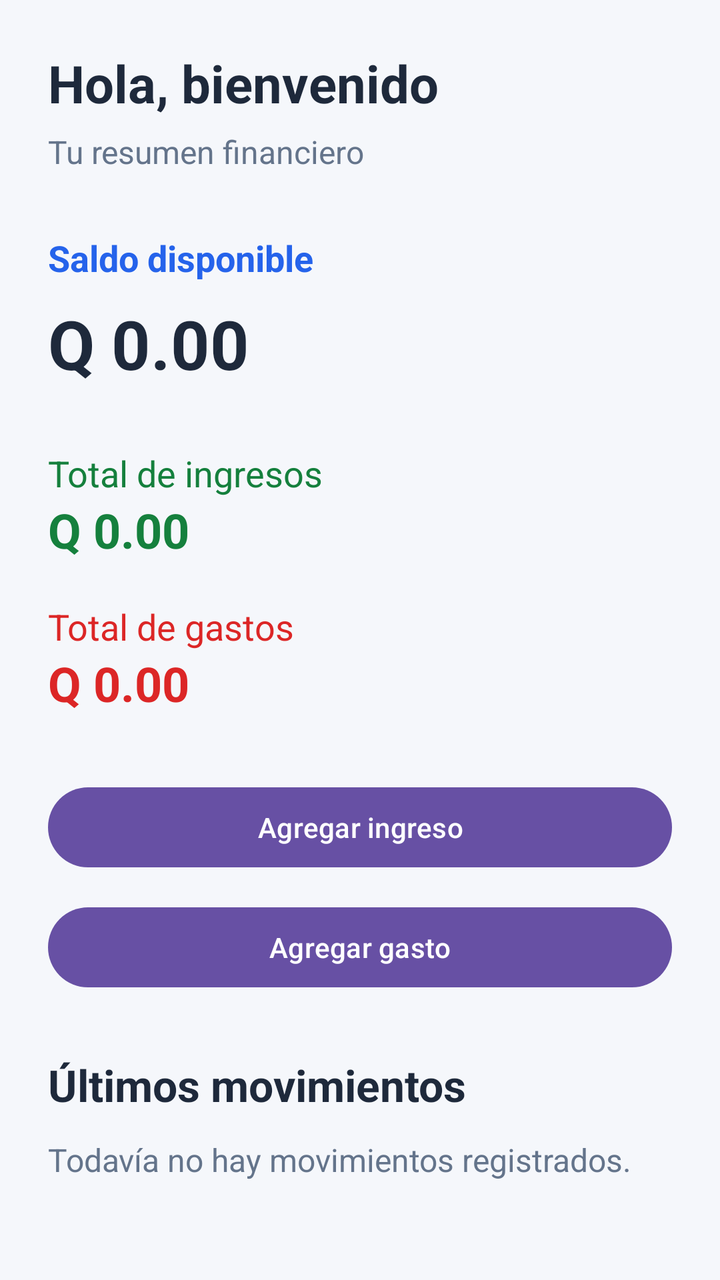
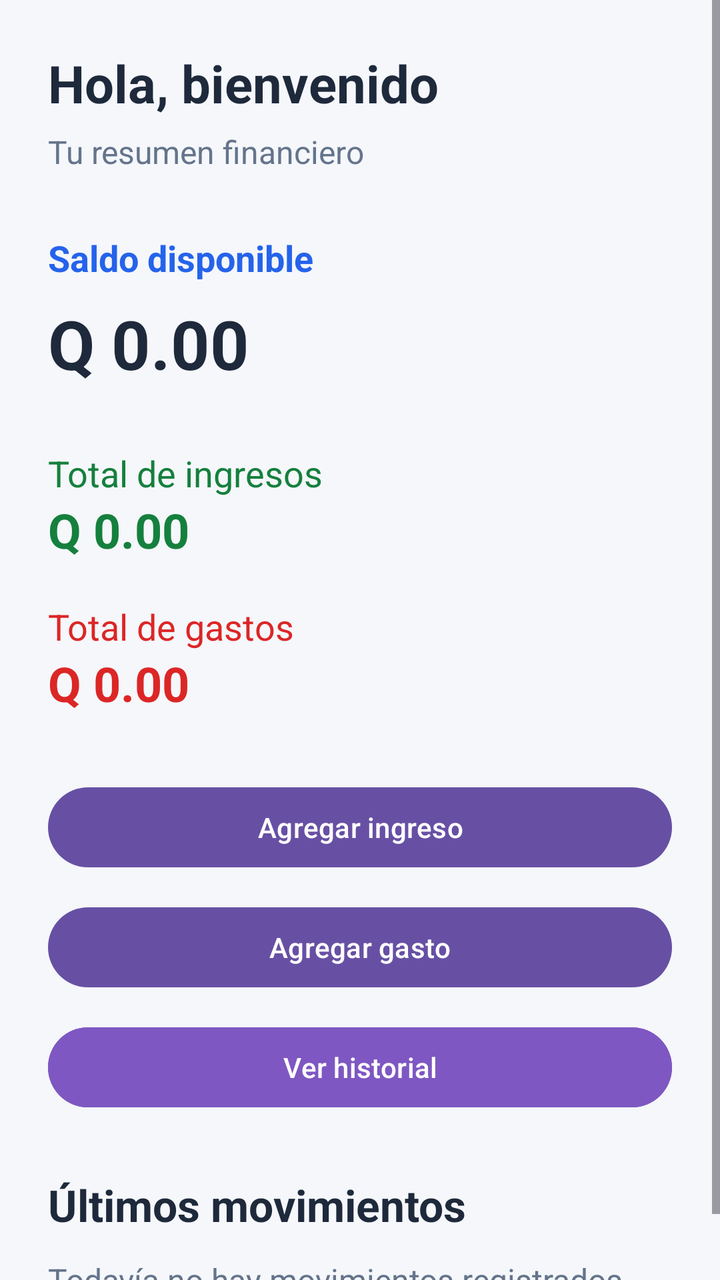

Screens rendered from an Android XML layout before and after an edit, with the pre-edit source and the edit as a unified diff.
<!-- AndroidManifest.xml: application theme Theme.ControldeGastos -->
<!-- res/layout/activity_dashboard.xml -->
<?xml version="1.0" encoding="utf-8"?>
<ScrollView xmlns:android="http://schemas.android.com/apk/res/android"
    android:layout_width="match_parent"
    android:layout_height="match_parent"
    android:fillViewport="true"
    android:background="#F5F7FB">

    <LinearLayout
        android:id="@+id/main"
        android:layout_width="match_parent"
        android:layout_height="wrap_content"
        android:orientation="vertical"
        android:padding="24dp">

        <TextView
            android:id="@+id/txtBienvenida"
            android:layout_width="match_parent"
            android:layout_height="wrap_content"
            android:text="Hola, bienvenido"
            android:textColor="#1E293B"
            android:textSize="26sp"
            android:textStyle="bold" />

        <TextView
            android:layout_width="match_parent"
            android:layout_height="wrap_content"
            android:layout_marginTop="6dp"
            android:text="Tu resumen financiero"
            android:textColor="#64748B"
            android:textSize="16sp" />

        <TextView
            android:layout_width="match_parent"
            android:layout_height="wrap_content"
            android:layout_marginTop="30dp"
            android:text="Saldo disponible"
            android:textColor="#2563EB"
            android:textSize="18sp"
            android:textStyle="bold" />

        <TextView
            android:id="@+id/txtSaldo"
            android:layout_width="match_parent"
            android:layout_height="wrap_content"
            android:layout_marginTop="8dp"
            android:text="Q 0.00"
            android:textColor="#1E293B"
            android:textSize="34sp"
            android:textStyle="bold" />

        <TextView
            android:layout_width="match_parent"
            android:layout_height="wrap_content"
            android:layout_marginTop="30dp"
            android:text="Total de ingresos"
            android:textColor="#15803D"
            android:textSize="18sp" />

        <TextView
            android:id="@+id/txtIngresos"
            android:layout_width="match_parent"
            android:layout_height="wrap_content"
            android:text="Q 0.00"
            android:textColor="#15803D"
            android:textSize="24sp"
            android:textStyle="bold" />

        <TextView
            android:layout_width="match_parent"
            android:layout_height="wrap_content"
            android:layout_marginTop="20dp"
            android:text="Total de gastos"
            android:textColor="#DC2626"
            android:textSize="18sp" />

        <TextView
            android:id="@+id/txtGastos"
            android:layout_width="match_parent"
            android:layout_height="wrap_content"
            android:text="Q 0.00"
            android:textColor="#DC2626"
            android:textSize="24sp"
            android:textStyle="bold" />

        <Button
            android:id="@+id/btnAgregarIngreso"
            android:layout_width="match_parent"
            android:layout_height="wrap_content"
            android:layout_marginTop="32dp"
            android:text="Agregar ingreso"
            android:textAllCaps="false" />

        <Button
            android:id="@+id/btnAgregarGasto"
            android:layout_width="match_parent"
            android:layout_height="wrap_content"
            android:layout_marginTop="12dp"
            android:text="Agregar gasto"
            android:textAllCaps="false" />

        <TextView
            android:layout_width="match_parent"
            android:layout_height="wrap_content"
            android:layout_marginTop="30dp"
            android:text="Últimos movimientos"
            android:textColor="#1E293B"
            android:textSize="22sp"
            android:textStyle="bold" />

        <TextView
            android:id="@+id/txtMovimientos"
            android:layout_width="match_parent"
            android:layout_height="wrap_content"
            android:layout_marginTop="12dp"
            android:text="Todavía no hay movimientos registrados."
            android:textColor="#64748B"
            android:textSize="16sp" />

    </LinearLayout>
</ScrollView>
<!-- resources referenced by this layout -->
<resources>
  <style name="Theme.ControldeGastos" parent="Base.Theme.ControldeGastos" />
  <style name="Base.Theme.ControldeGastos" parent="Theme.Material3.DayNight.NoActionBar">
          
          
      </style>
</resources>

<!-- the commit's change to res/layout/activity_dashboard.xml (unified diff, before → after) -->
@@ -98,6 +98,16 @@
             android:text="Agregar gasto"
             android:textAllCaps="false" />
 
+        <Button
+            android:id="@+id/btnVerHistorial"
+            android:layout_width="match_parent"
+            android:layout_height="wrap_content"
+            android:layout_marginTop="12dp"
+            android:text="Ver historial"
+            android:textAllCaps="false"
+            android:backgroundTint="#7E57C2"
+            android:textColor="#FFFFFF" />
+
         <TextView
             android:layout_width="match_parent"
             android:layout_height="wrap_content"
